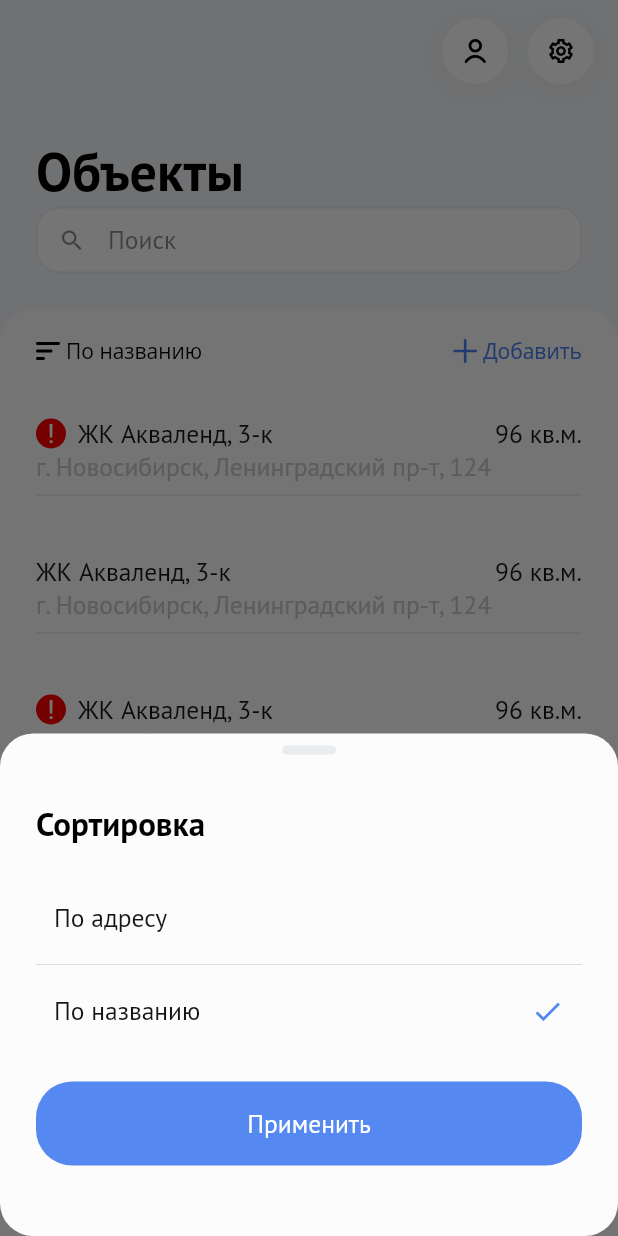
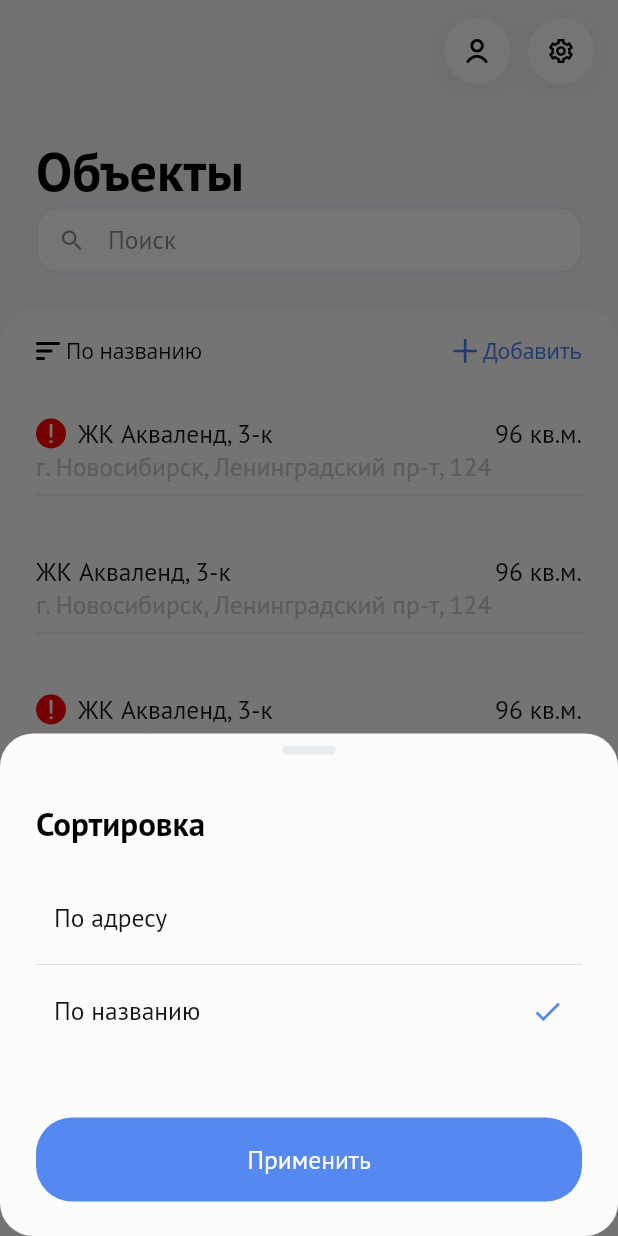
Before and after one commit to xayom1996/property_management, a Flutter app: the ListObjectsPage screen opened directly, after a tap on "По названию", on a phone screen of 412 x 824 dp. Run offline on Flutter 3.47's test engine with Material 2 defaults, Android fonts, the light colour scheme and no system bars; drawn by our look-alikes of flutter_slidable; our stand-ins replace carousel_slider, charts_flutter, device_preview, flutter_screenutil, flutter_svg, google_fonts and 1 more.

Commit message:
Страница объекты исправлены баги

```diff
--- a/lib/objects/pages/list_objects_page.dart
+++ b/lib/objects/pages/list_objects_page.dart
@@ -7,6 +7,7 @@ import 'package:flutter_screenutil/flutter_screenutil.dart';
 import 'package:flutter_svg/flutter_svg.dart';
 import 'package:property_management/objects/pages/search_objects_page.dart';
 import 'package:property_management/objects/widgets/filter_bottom_sheet.dart';
+import 'package:property_management/objects/widgets/search_text_field.dart';
 import 'package:property_management/utils/utils.dart';
 import 'create_object_page.dart';
 import 'package:property_management/objects/widgets/object_card.dart';
@@ -55,9 +56,25 @@ class ListObjectsPage extends StatefulWidget {
 
 class _ListObjectsPageState extends State<ListObjectsPage> {
   bool isLoading = true;
+  bool isPinned = false;
+
+  ScrollController _controller = ScrollController();
+
+  _scrollListener() {
+    if (_controller.offset >= 138 + 50){
+      setState(() {
+        isPinned = true;
+      });
+    } else {
+      setState(() {
+        isPinned = false;
+      });
+    }
+  }
 
   @override
   void initState() {
+    _controller.addListener(_scrollListener);
     super.initState();
     Timer(const Duration(seconds: 2), () {
       setState(() {
@@ -70,13 +87,15 @@ class _ListObjectsPageState extends State<ListObjectsPage> {
     return Scaffold(
       backgroundColor: Color(0xffF5F7F9),
       body:  NestedScrollView(
+        controller: _controller,
         headerSliverBuilder: (BuildContext context, bool innerBoxIsScrolled) {
           return <Widget>[
             SliverAppBar(
               centerTitle: true,
               elevation: 0,
               forceElevated: innerBoxIsScrolled,
-              title: Row(
+              title: true == true /// Зависимость от ориентации
+                  ? Row(
                       children: [
                         Spacer(),
                         BoxIcon(
@@ -85,7 +104,7 @@ class _ListObjectsPageState extends State<ListObjectsPage> {
                           backgroundColor: Colors.white,
                         ),
                         SizedBox(
-                    width: 12.w,
+                          width: 12,
                         ),
                         BoxIcon(
                           iconPath: 'assets/icons/settings.svg',
@@ -93,7 +112,8 @@ class _ListObjectsPageState extends State<ListObjectsPage> {
                           backgroundColor: Colors.white,
                         ),
                       ],
-              ),
+                    )
+                  : null,
               expandedHeight: 138,
               toolbarHeight: 68,
               collapsedHeight: 68,
@@ -124,7 +144,11 @@ class _ListObjectsPageState extends State<ListObjectsPage> {
                 maxHeight: 44,
                 child: Container(
                   padding: EdgeInsets.symmetric(horizontal: horizontalPadding(44)),
-                  child: GestureDetector(
+                  child: true == true
+                      ? SearchTextField()
+                      : Row(
+                          children: [
+                            GestureDetector(
                               onTap: () {
                                 Navigator.push(
                                   context,
@@ -134,54 +158,30 @@ class _ListObjectsPageState extends State<ListObjectsPage> {
                                   ),
                                 );
                               },
-                    child: TextField(
-                      textInputAction: TextInputAction.search,
-                      enabled: false,
-                      onTap: () {
-                      },
-                      onChanged: (text) {
-                      },
-                      style: TextStyle(
-                        color: Color(0xff151515),
-                        fontWeight: FontWeight.w500,
-                        fontSize: 16,
-                      ),
-                      decoration: InputDecoration(
-                        filled: true,
-                        fillColor: Colors.white,
-                        border: OutlineInputBorder(
-                          borderRadius: BorderRadius.all(
-                              Radius.circular(15) //                 <--- border radius here
+                              child: Container(
+                                width: 327,
+                                child: SearchTextField(),
                               ),
                             ),
-                        enabledBorder: OutlineInputBorder(
-                          borderSide: new BorderSide(color: Color(0xffe9ecf1)),
-                          borderRadius: BorderRadius.all(
-                              Radius.circular(15) //                 <--- border radius here
+                            Spacer(),
+                            Row(
+                              children: [
+                                BoxIcon(
+                                  iconPath: 'assets/icons/profile.svg',
+                                  iconColor: Colors.black,
+                                  backgroundColor: Colors.white,
                                 ),
+                                SizedBox(
+                                  width: 12,
                                 ),
-                        disabledBorder: OutlineInputBorder(
-                          borderSide: new BorderSide(color: Color(0xffe9ecf1)),
-                          borderRadius: BorderRadius.all(
-                              Radius.circular(15) //                 <--- border radius here
+                                BoxIcon(
+                                  iconPath: 'assets/icons/settings.svg',
+                                  iconColor: Colors.black,
+                                  backgroundColor: Colors.white,
                                 ),
+                              ],
                             ),
-                        // prefixIconConstraints: BoxConstraints(maxWidth: 32),
-                        hintText: 'Поиск',
-                        hintStyle: body.copyWith(
-                          color: Color(0xff3C3C43).withOpacity(0.6),
-                        ),
-                        prefixIcon: IconButton(
-                          icon: Icon(
-                            Icons.search,
-                            size: 18,
-                            color: Color(0xff3C3C43).withOpacity(0.6),
-                          ),
-                          onPressed: () {  },
-                        ),
-                        contentPadding: EdgeInsets.all(0),
-                      ),
-                    ),
+                          ],
                         ),
                 ),
               ),
@@ -196,6 +196,7 @@ class _ListObjectsPageState extends State<ListObjectsPage> {
             ),
           ];
         },
+        // body: Container(),
         body: Container(
           decoration: BoxDecoration(
               color: Color(0xffFCFCFC),
@@ -204,7 +205,9 @@ class _ListObjectsPageState extends State<ListObjectsPage> {
                 topLeft: Radius.circular(24),
               )
           ),
-          child: CustomScrollView(
+          child: Stack(
+            children: [
+              CustomScrollView(
                 slivers: [
                   SliverPersistentHeader(
                     pinned: true,
@@ -299,6 +302,80 @@ class _ListObjectsPageState extends State<ListObjectsPage> {
                   ),
                 ],
               ),
+              if (isPinned)
+                Positioned(
+                  top: 50,
+                  child: Container(
+                    height: 56,
+                    width: 1.sw,
+                    padding: EdgeInsets.symmetric(horizontal: horizontalPadding(44)),
+                    decoration: BoxDecoration(
+                      color: Color(0xffF5F7F9),
+                    ),
+                    child: Row(
+                      mainAxisAlignment: MainAxisAlignment.spaceBetween,
+                      children: [
+                        GestureDetector(
+                          onTap: () {
+                            showModalBottomSheet(
+                                context: context,
+                                backgroundColor: Colors.transparent, isScrollControlled: true,
+                                builder: (context) {
+                                  return FilterBottomSheet();
+                                }
+                            );
+                          },
+                          child: Row(
+                            children: [
+                              SvgPicture.asset(
+                                'assets/icons/filter.svg',
+                                color: Colors.black,
+                                height: 12,
+                              ),
+                              SizedBox(width: 4),
+                              Text(
+                                'По названию',
+                                style: title2.copyWith(
+                                    color: Colors.black,
+                                    fontSize: 14,
+                                    fontWeight: FontWeight.w400
+                                ),
+                              ),
+                            ],
+                          ),
+                        ),
+                        GestureDetector(
+                          onTap: (){
+                            Navigator.push(
+                              context,
+                              MaterialPageRoute(builder: (context) => CreateObjectPage()),
+                            );
+                          },
+                          child: Row(
+                            children: [
+                              SvgPicture.asset(
+                                'assets/icons/plus.svg',
+                                color: Color(0xff4B81EF),
+                                height: 16,
+                              ),
+                              SizedBox(width: 4),
+                              Text(
+                                'Добавить',
+                                style: title2.copyWith(
+                                    color: Color(0xff4B81EF),
+                                    fontSize: 14,
+                                    fontWeight: FontWeight.w400
+                                ),
+                              ),
+                            ],
+                          ),
+                        ),
+                      ],
+                    ),
+                  ),
+                ),
+            ],
+          ),
         ),
       ),
     );
--- a/lib/objects/widgets/filter_bottom_sheet.dart
+++ b/lib/objects/widgets/filter_bottom_sheet.dart
@@ -1,5 +1,6 @@
 import 'package:flutter/cupertino.dart';
 import 'package:flutter/material.dart';
+import 'package:flutter_screenutil/flutter_screenutil.dart';
 import 'package:property_management/theme/box_ui.dart';
 import 'package:property_management/theme/colors.dart';
 import 'package:property_management/theme/styles.dart';
@@ -82,13 +83,19 @@ class FilterBottomSheet extends StatelessWidget {
                   SizedBox(
                     height: 24,
                   ),
-                  BoxButton(
-                    title: 'Применить',
-                    onTap: (){
-                      Navigator.of(context).pop();
-                    },
-                  ),
                 ],
+              ),
+            ),
+            Padding(
+              padding: EdgeInsets.symmetric(horizontal: horizontalPadding(0.25.sw)),
+              child: SizedBox(
+                width: 1.sw - horizontalPadding(0.25.sw) * 2,
+                child: BoxButton(
+                  title: 'Применить',
+                  onTap: (){
+                    Navigator.of(context).pop();
+                  },
+                ),
               ),
             ),
           ],
--- /dev/null
+++ b/lib/objects/widgets/search_text_field.dart
@@ -0,0 +1,70 @@
+import 'package:flutter/cupertino.dart';
+import 'package:flutter/material.dart';
+import 'package:property_management/objects/pages/search_objects_page.dart';
+import 'package:property_management/theme/styles.dart';
+
+class SearchTextField extends StatelessWidget {
+  @override
+  Widget build(BuildContext context) {
+    return GestureDetector(
+      onTap: () {
+        Navigator.push(
+          context,
+          PageRouteBuilder(
+            pageBuilder: (context, animation1, animation2) => SearchObjectsPage(),
+            transitionDuration: Duration.zero,
+          ),
+        );
+      },
+      child: TextField(
+        textInputAction: TextInputAction.search,
+        enabled: false,
+        onTap: () {
+        },
+        onChanged: (text) {
+        },
+        style: TextStyle(
+          color: Color(0xff151515),
+          fontWeight: FontWeight.w500,
+          fontSize: 16,
+        ),
+        decoration: InputDecoration(
+          filled: true,
+          fillColor: Colors.white,
+          border: OutlineInputBorder(
+            borderRadius: BorderRadius.all(
+                Radius.circular(15) //                 <--- border radius here
+            ),
+          ),
+          enabledBorder: OutlineInputBorder(
+            borderSide: new BorderSide(color: Color(0xffe9ecf1)),
+            borderRadius: BorderRadius.all(
+                Radius.circular(15) //                 <--- border radius here
+            ),
+          ),
+          disabledBorder: OutlineInputBorder(
+            borderSide: new BorderSide(color: Color(0xffe9ecf1)),
+            borderRadius: BorderRadius.all(
+                Radius.circular(15) //                 <--- border radius here
+            ),
+          ),
+          // prefixIconConstraints: BoxConstraints(maxWidth: 32),
+          hintText: 'Поиск',
+          hintStyle: body.copyWith(
+            color: Color(0xff3C3C43).withOpacity(0.6),
+          ),
+          prefixIcon: IconButton(
+            icon: Icon(
+              Icons.search,
+              size: 18,
+              color: Color(0xff3C3C43).withOpacity(0.6),
+            ),
+            onPressed: () {  },
+          ),
+          contentPadding: EdgeInsets.all(0),
+        ),
+      ),
+    );
+  }
+
+}
```
Lines whose indentation alone changed are shown as unchanged.
